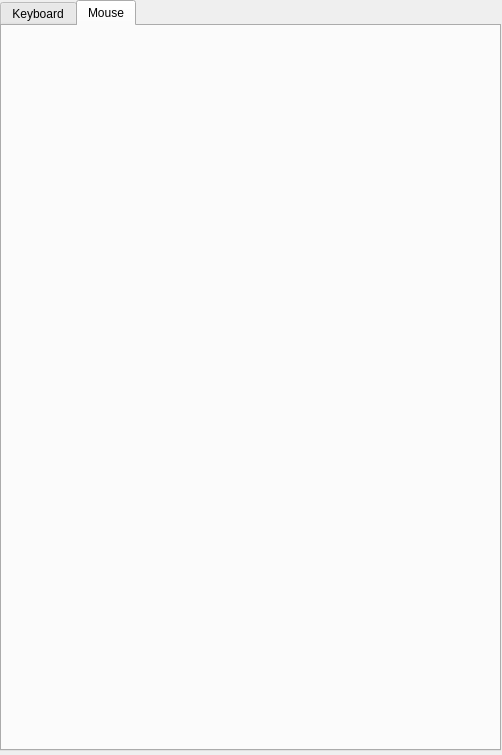
This is RemoteNiP-client/remoteclient.ui in salesh/rs16-15 as Qt 5 draws it before an edit. The edited form follows.
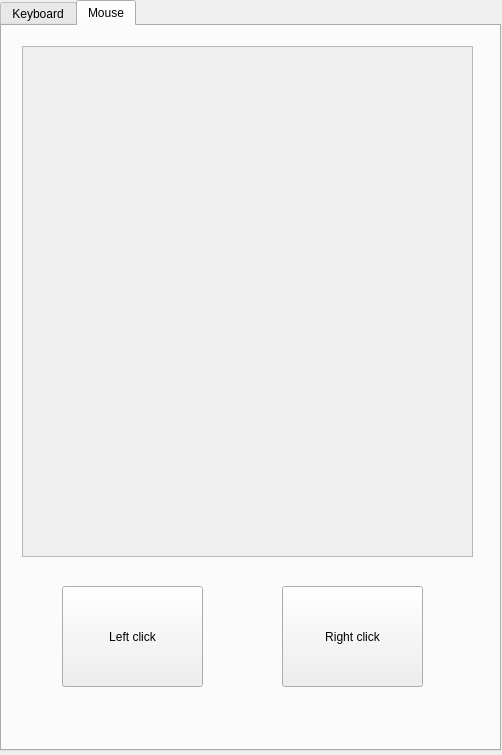
This is the edited form. The open tabs and pages were chosen to show the change. Custom widgets are drawn as their Qt base class.

Commit message: Added mouse move and clicks. Added icon.

```diff
--- a/RemoteNiP-client/remoteclient.ui
+++ b/RemoteNiP-client/remoteclient.ui
@@ -870,6 +870,68 @@
      <attribute name="title">
       <string>Mouse</string>
      </attribute>
+     <widget class="TouchPad" name="scrollArea">
+      <property name="geometry">
+       <rect>
+        <x>20</x>
+        <y>20</y>
+        <width>451</width>
+        <height>511</height>
+       </rect>
+      </property>
+      <property name="mouseTracking">
+       <bool>false</bool>
+      </property>
+      <property name="widgetResizable">
+       <bool>true</bool>
+      </property>
+      <widget class="QWidget" name="scrollAreaWidgetContents">
+       <property name="geometry">
+        <rect>
+         <x>0</x>
+         <y>0</y>
+         <width>449</width>
+         <height>509</height>
+        </rect>
+       </property>
+       <widget class="QWidget" name="widget" native="true">
+        <property name="geometry">
+         <rect>
+          <x>0</x>
+          <y>0</y>
+          <width>451</width>
+          <height>511</height>
+         </rect>
+        </property>
+       </widget>
+      </widget>
+     </widget>
+     <widget class="QPushButton" name="leftClicked">
+      <property name="geometry">
+       <rect>
+        <x>60</x>
+        <y>560</y>
+        <width>141</width>
+        <height>101</height>
+       </rect>
+      </property>
+      <property name="text">
+       <string>Left click</string>
+      </property>
+     </widget>
+     <widget class="QPushButton" name="rightClicked">
+      <property name="geometry">
+       <rect>
+        <x>280</x>
+        <y>560</y>
+        <width>141</width>
+        <height>101</height>
+       </rect>
+      </property>
+      <property name="text">
+       <string>Right click</string>
+      </property>
+     </widget>
     </widget>
    </widget>
    <zorder>chooseNetworkComboBox</zorder>
@@ -879,6 +941,14 @@
   </widget>
  </widget>
  <layoutdefault spacing="6" margin="11"/>
+ <customwidgets>
+  <customwidget>
+   <class>TouchPad</class>
+   <extends>QScrollArea</extends>
+   <header location="global">touchpad.h</header>
+   <container>1</container>
+  </customwidget>
+ </customwidgets>
  <resources/>
  <connections>
   <connection>
```
Left out of the diff: 264 changed lines with no effect on the pictures. The commit also changes 7 other files.
